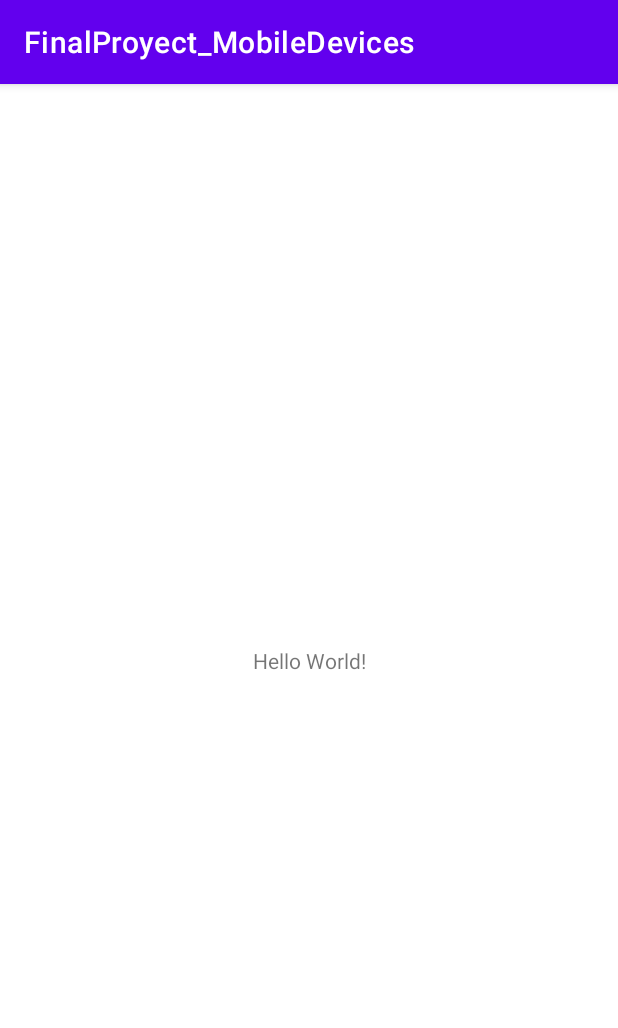
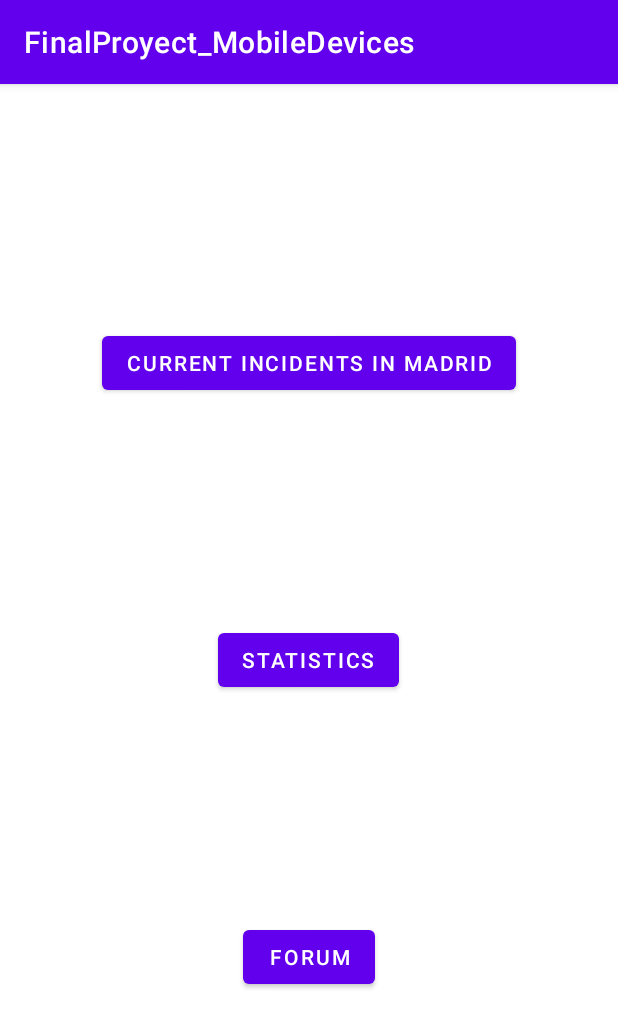
Before and after one commit to Arturox-exe/IncidentMAD, an Android app: the screen it shows after launch (MainActivity), on a phone screen of 412 x 824 dp. Shown: the top 1028 px of the screen. Run offline under Robolectric (Android 15) with nearby library versions, the phone set to English and light mode, and no system bars.

Commit message:
Pantalla de inicio y nueva actividad "Incidents"

```diff
--- a/app/src/main/AndroidManifest.xml
+++ b/app/src/main/AndroidManifest.xml
@@ -18,6 +18,8 @@
                 <category android:name="android.intent.category.LAUNCHER" />
             </intent-filter>
         </activity>
+
+        <activity android:name="dte.masteriot.mdp.finalproyect_mobiledevices.IncidentsActivity" />
     </application>
 
 </manifest>
--- a/app/src/main/java/dte/masteriot/mdp/finalproyect_mobiledevices/MainActivity.java
+++ b/app/src/main/java/dte/masteriot/mdp/finalproyect_mobiledevices/MainActivity.java
@@ -2,13 +2,32 @@ package dte.masteriot.mdp.finalproyect_mobiledevices;
 
 import androidx.appcompat.app.AppCompatActivity;
 
+import android.content.Intent;
 import android.os.Bundle;
+import android.view.View;
+import android.widget.Button;
 
 public class MainActivity extends AppCompatActivity {
+
+    //Defining the Views
+    Button btIncidents, btStatistics, btForum;
 
     @Override
     protected void onCreate(Bundle savedInstanceState) {
         super.onCreate(savedInstanceState);
         setContentView(R.layout.activity_main);
+
+        //Referring the Views
+        btIncidents= (Button) findViewById(R.id.incidents_button);
+        btStatistics= (Button) findViewById(R.id.statistics_button);
+        btForum= (Button) findViewById(R.id.forum_button);
     }
+
+    public void onIncidentsClick(View view) {
+        // Implicit Intent:
+        Intent i = new Intent(this,IncidentsActivity.class);
+        startActivity(i);
+    }
+
+
 }
--- a/app/src/main/res/layout/activity_main.xml
+++ b/app/src/main/res/layout/activity_main.xml
@@ -1,18 +1,41 @@
 <?xml version="1.0" encoding="utf-8"?>
-<androidx.constraintlayout.widget.ConstraintLayout xmlns:android="http://schemas.android.com/apk/res/android"
-    xmlns:app="http://schemas.android.com/apk/res-auto"
+<LinearLayout xmlns:android="http://schemas.android.com/apk/res/android"
     xmlns:tools="http://schemas.android.com/tools"
+    android:orientation="vertical"
     android:layout_width="match_parent"
     android:layout_height="match_parent"
     tools:context=".MainActivity">
 
-    <TextView
-        android:layout_width="wrap_content"
-        android:layout_height="wrap_content"
-        android:text="Hello World!"
-        app:layout_constraintBottom_toBottomOf="parent"
-        app:layout_constraintLeft_toLeftOf="parent"
-        app:layout_constraintRight_toRightOf="parent"
-        app:layout_constraintTop_toTopOf="parent" />
+    <LinearLayout
+        android:layout_width="match_parent"
+        android:layout_height="match_parent"
+        android:orientation="vertical"
+        android:gravity="center">
 
-</androidx.constraintlayout.widget.ConstraintLayout>
+        <Button
+            android:id="@+id/incidents_button"
+            android:layout_width="wrap_content"
+            android:layout_height="wrap_content"
+            android:layout_marginBottom="150dp"
+            android:gravity="center"
+            android:onClick="onIncidentsClick"
+            android:text="Current Incidents in Madrid" />
+
+        <Button
+            android:id="@+id/statistics_button"
+            android:layout_width="wrap_content"
+            android:layout_height="wrap_content"
+            android:layout_marginBottom="150dp"
+            android:gravity="center"
+            android:text="Statistics" />
+
+        <Button
+            android:id="@+id/forum_button"
+            android:layout_width="wrap_content"
+            android:layout_height="wrap_content"
+            android:gravity="center"
+            android:text="Forum" />
+
+    </LinearLayout>
+
+</LinearLayout>
```
